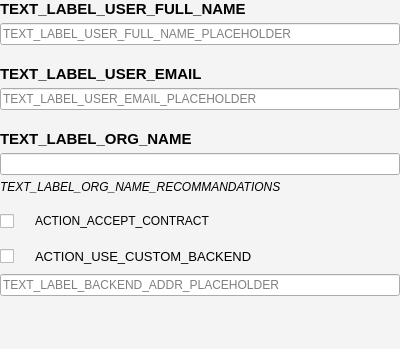
Scille/parsec-cloud, file parsec/core/gui/forms/create_org_user_info_widget.ui: the form before one commit.
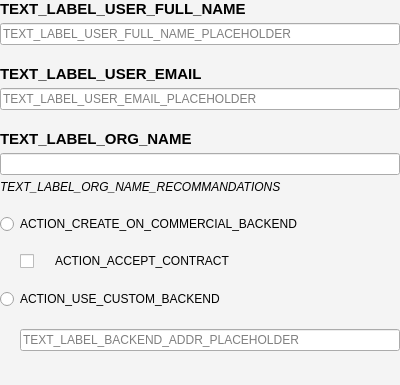
The form after the commit. Custom widgets are drawn as their Qt base class.

Commit message: [GUI] Cleaned choices in org creation

```diff
--- a/parsec/core/gui/forms/create_org_user_info_widget.ui
+++ b/parsec/core/gui/forms/create_org_user_info_widget.ui
@@ -7,7 +7,7 @@
     <x>0</x>
     <y>0</y>
     <width>400</width>
-    <height>349</height>
+    <height>385</height>
    </rect>
   </property>
   <property name="windowTitle">
@@ -128,10 +128,32 @@
     </layout>
    </item>
    <item>
-    <layout class="QHBoxLayout" name="horizontalLayout">
+    <layout class="QVBoxLayout" name="verticalLayout_5">
+     <item>
+      <widget class="QRadioButton" name="radio_use_commercial">
+       <property name="text">
+        <string>ACTION_CREATE_ON_COMMERCIAL_BACKEND</string>
+       </property>
+      </widget>
+     </item>
+     <item>
+      <widget class="QWidget" name="widget_contract" native="true">
+       <layout class="QHBoxLayout" name="horizontalLayout_2">
      <property name="spacing">
       <number>10</number>
      </property>
+        <property name="leftMargin">
+         <number>20</number>
+        </property>
+        <property name="topMargin">
+         <number>0</number>
+        </property>
+        <property name="rightMargin">
+         <number>0</number>
+        </property>
+        <property name="bottomMargin">
+         <number>0</number>
+        </property>
      <item>
       <widget class="QCheckBox" name="check_accept_contract">
        <property name="minimumSize">
@@ -174,73 +196,23 @@
       </widget>
      </item>
     </layout>
-   </item>
-   <item>
-    <layout class="QVBoxLayout" name="verticalLayout_4">
-     <property name="spacing">
-      <number>10</number>
-     </property>
-     <property name="topMargin">
-      <number>0</number>
-     </property>
-     <property name="bottomMargin">
-      <number>0</number>
-     </property>
-     <item>
-      <layout class="QHBoxLayout" name="horizontalLayout_2">
-       <property name="spacing">
-        <number>10</number>
-       </property>
-       <item>
-        <widget class="QCheckBox" name="check_use_custom_backend">
-         <property name="minimumSize">
-          <size>
-           <width>25</width>
-           <height>0</height>
-          </size>
-         </property>
-         <property name="maximumSize">
-          <size>
-           <width>25</width>
-           <height>16777215</height>
-          </size>
-         </property>
-         <property name="text">
-          <string/>
-         </property>
         </widget>
        </item>
        <item>
-        <widget class="QLabel" name="label_2">
-         <property name="sizePolicy">
-          <sizepolicy hsizetype="Expanding" vsizetype="Preferred">
-           <horstretch>0</horstretch>
-           <verstretch>0</verstretch>
-          </sizepolicy>
-         </property>
-         <property name="font">
-          <font>
-           <pointsize>10</pointsize>
-          </font>
-         </property>
+      <widget class="QRadioButton" name="radio_use_custom">
          <property name="text">
           <string>ACTION_USE_CUSTOM_BACKEND</string>
          </property>
-         <property name="wordWrap">
-          <bool>true</bool>
-         </property>
-        </widget>
-       </item>
-      </layout>
+      </widget>
      </item>
      <item>
       <widget class="QWidget" name="widget_custom_backend" native="true">
        <layout class="QVBoxLayout" name="verticalLayout_2">
         <property name="spacing">
-         <number>0</number>
+         <number>10</number>
         </property>
         <property name="leftMargin">
-         <number>0</number>
+         <number>20</number>
         </property>
         <property name="topMargin">
          <number>0</number>
```
Lines whose indentation alone changed are shown as unchanged. The commit also changes 5 other files.
